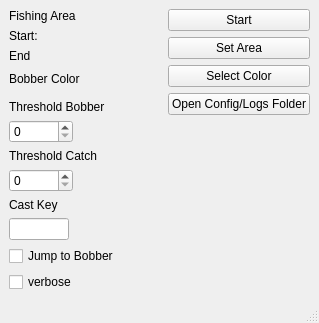
Qt form src/getthefish/gui/main.ui (Baumfaust/GetTheFish) before a commit.
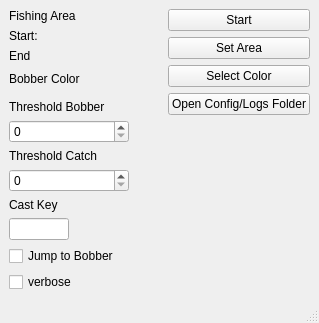
The same form after that commit.

Commit message: Make threshold inputs readable

The edit to the form file:
```diff
--- a/src/getthefish/gui/main.ui
+++ b/src/getthefish/gui/main.ui
@@ -145,13 +145,13 @@
         </property>
         <property name="minimumSize">
          <size>
-          <width>64</width>
+          <width>120</width>
           <height>0</height>
          </size>
         </property>
         <property name="maximumSize">
          <size>
-          <width>64</width>
+          <width>120</width>
           <height>16777215</height>
          </size>
         </property>
@@ -174,13 +174,13 @@
         </property>
         <property name="minimumSize">
          <size>
-          <width>64</width>
+          <width>120</width>
           <height>0</height>
          </size>
         </property>
         <property name="maximumSize">
          <size>
-          <width>64</width>
+          <width>120</width>
           <height>16777215</height>
          </size>
         </property>
```
The commit also changes 2 other files.
